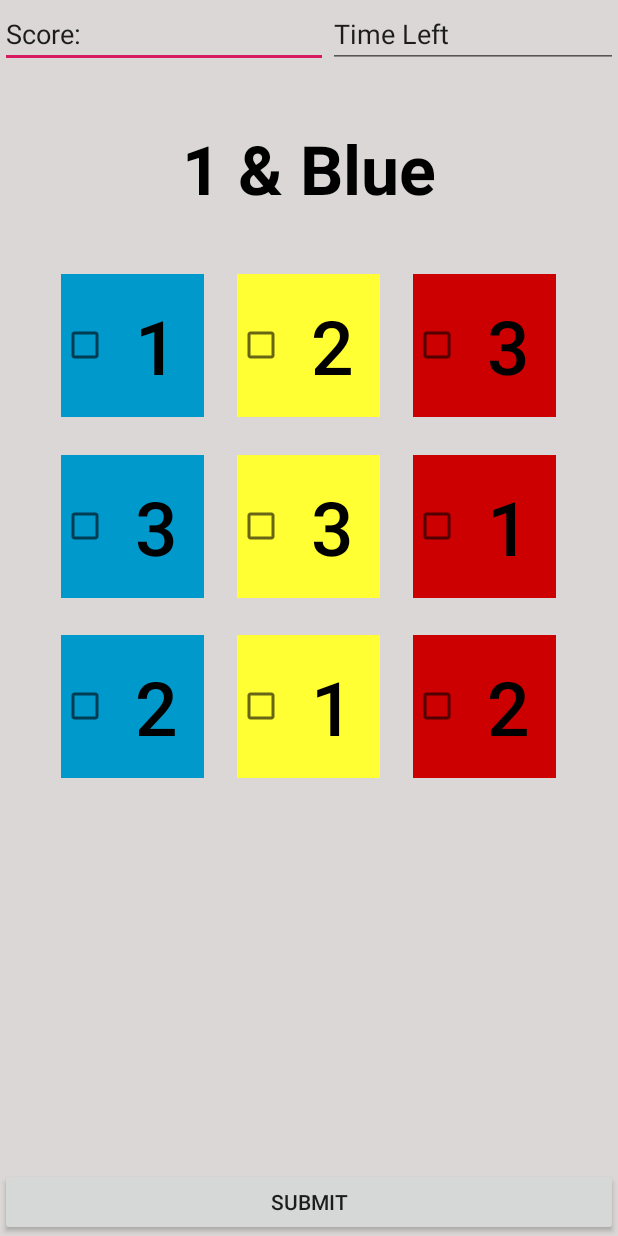
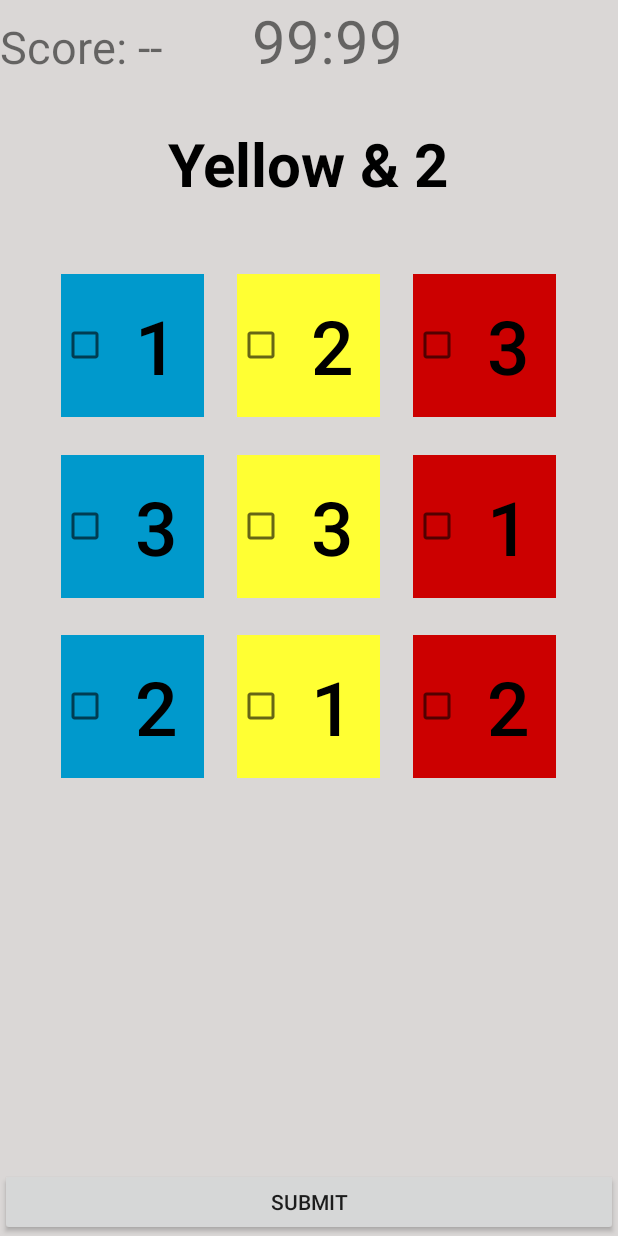
Before and after one commit to ayu5/BooleanLogiGame, an Android app: the P1testActivity screen opened directly, with no data from a screen before it, on a phone screen of 412 x 824 dp. Run offline under Robolectric (Android 15) with nearby library versions, the phone set to English and light mode, and no system bars.

```diff
--- a/app/src/main/java/com/example/bob60/booleanlogicgame/MainActivity.java
+++ b/app/src/main/java/com/example/bob60/booleanlogicgame/MainActivity.java
@@ -59,7 +59,7 @@ public class MainActivity extends AppCompatActivity {
     }
 
     private void startPractice() {
-        Intent intent = new Intent(MainActivity.this, PtestActivity.class);
+        Intent intent = new Intent(MainActivity.this, P1testActivity.class);
         startActivity(intent);
     }
 
--- a/app/src/main/java/com/example/bob60/booleanlogicgame/P1testActivity.java
+++ b/app/src/main/java/com/example/bob60/booleanlogicgame/P1testActivity.java
@@ -1,19 +1,144 @@
 package com.example.bob60.booleanlogicgame;
 
 import android.content.Intent;
+import android.content.res.ColorStateList;
+import android.graphics.Color;
+import android.os.CountDownTimer;
+import android.support.v4.view.GestureDetectorCompat;
 import android.support.v7.app.AppCompatActivity;
 import android.os.Bundle;
+import android.util.Log;
+import android.view.GestureDetector;
+import android.view.MotionEvent;
 import android.view.View;
 import android.widget.Button;
 import android.widget.CheckBox;
 import android.widget.CheckBox;
+import android.widget.TextView;
 
-public class P1testActivity extends AppCompatActivity {
+import org.w3c.dom.Text;
+
+import java.util.Locale;
+import java.util.Random;
+import java.util.Arrays;
+
+public class P1testActivity extends AppCompatActivity implements GestureDetector.OnGestureListener, GestureDetector.OnDoubleTapListener {
+
+    //public static final String MY_SCORE = "myScore";
+    //private static final long COUNTDOWN_IN_MILLIS = 10000;
+
+    //private TextView textViewScore;
+    //private TextView textViewCountDown;
+    //private int score;
+    private long backPressedTime;
+
+
+    //private ColorStateList textColorDefaultCd;
+    //private CountDownTimer countDownTimer;
+    //private long timeLeftInMillis = COUNTDOWN_IN_MILLIS;
+
+    protected String[][] boardStrings = new String[][] {
+            {"blue1", "yellow2", "red3"},
+            {"blue3", "yellow3", "red1"},
+            {"blue2", "yellow1", "red2"}};
+
+    private GestureDetectorCompat GestureDetect;
+    @Override
+    public boolean onDown(MotionEvent e) {
+        Log.i("a", "a");
+        return false;
+    }
+
+    @Override
+    public void onShowPress(MotionEvent e) {
+        Log.i("a", "a");
+    }
+
+    @Override
+    public boolean onSingleTapUp(MotionEvent e) {
+        Log.i("a", "a");
+        return false;
+    }
+
+    @Override
+    public boolean onScroll(MotionEvent e1, MotionEvent e2, float distanceX, float distanceY) {
+        Log.i("a", "a");
+        return false;
+    }
+
+    @Override
+    public void onLongPress(MotionEvent e) {
+        Log.i("a", "a");
+        advance();
+    }
+
+    @Override
+    public boolean onFling(MotionEvent e1, MotionEvent e2, float velocityX, float velocityY) {
+        Log.i("a", "a");
+        return false;
+    }
+
+    @Override
+    public boolean onSingleTapConfirmed(MotionEvent e) {
+        Log.i("a", "a");
+        return false;
+    }
+
+    @Override
+    public boolean onDoubleTap(MotionEvent e) {
+        Log.i("a", "a");
+        return false;
+    }
+
+    @Override
+    public boolean onDoubleTapEvent(MotionEvent e) {
+        Log.i("a", "a");
+        return false;
+    }
+
+    @Override
+    public boolean onTouchEvent(MotionEvent event) {
+        return super.onTouchEvent(event);
+    }
 
     @Override
     protected void onCreate(Bundle savedInstanceState) {
         super.onCreate(savedInstanceState);
         setContentView(R.layout.activity_p1test);
+
+        //textViewScore = findViewById(R.id.text_view_score);
+        //textViewCountDown = findViewById(R.id.text_view_countdown);
+
+        //textColorDefaultCd = textViewCountDown.getTextColors();
+
+
+        GestureDetect = new GestureDetectorCompat(this,this);
+        GestureDetect.setOnDoubleTapListener(this);
+
+
+
+        TextView questionText = findViewById(R.id.textView);
+
+        Random rand = new Random();
+        int questionNum = rand.nextInt(5);
+
+        Object[] input = Main2Activity.getQuestion(questionNum);
+        String question = (String) input[0];
+        String[] answers = (String[]) input[1];
+
+        final boolean[][] boolAnswers = new boolean[3][3];
+
+        for (int i = 0; i < boolAnswers.length; i++) {
+            for (int j = 0; j < boolAnswers[i].length; j++) {
+                for (String answer : answers) {
+                    if (answer.equals(boardStrings[i][j])) {
+                        boolAnswers[i][j] = true;
+                    }
+                }
+            }
+        }
+
+        questionText.setText(question);
 
         final CheckBox ans1 = findViewById(R.id.game_button1);
         final CheckBox ans2 = findViewById(R.id.game_button2);
@@ -25,35 +150,52 @@ public class P1testActivity extends AppCompatActivity {
         final CheckBox ans8 = findViewById(R.id.game_button8);
         final CheckBox ans9 = findViewById(R.id.game_button9);
 
+        //startCountDown();
+
+
         Button pressSubmit = findViewById(R.id.submit_answer);
         pressSubmit.setOnClickListener(new View.OnClickListener() {
             @Override
             public void onClick(View v) {
-                if (ans1.isChecked()
-                        && !ans2.isChecked()
-                        && !ans3.isChecked()
-                        && ans4.isChecked()
-                        && !ans5.isChecked()
-                        && !ans6.isChecked()
-                        && ans7.isChecked()
-                        && !ans8.isChecked()
-                        && !ans9.isChecked()) {
+                boolean[][] playerAnswers = {
+                        {ans1.isChecked(), ans2.isChecked(), ans3.isChecked()},
+                        {ans4.isChecked(), ans5.isChecked(), ans6.isChecked()},
+                        {ans7.isChecked(), ans8.isChecked(), ans9.isChecked()}};
+
+                //countDownTimer.cancel();
+
+                if (Arrays.deepEquals(playerAnswers, boolAnswers)) {
+                  //  score++;
+                    //textViewScore.setText("Score: " + score);
                     advance();
                 } else {
                     gameOver();
                 }
             }
         });
+
     }
 
     private void advance() {
-        Intent intent = new Intent(P1testActivity.this, Main2Activity.class);
+        finish();
+        Intent intent = new Intent(P1testActivity.this, P1testActivity.class);
         startActivity(intent);
     }
     private void gameOver() {
-        Intent intent = new Intent(P1testActivity.this, MainActivity.class);
-        startActivity(intent);
+        Intent resultIntent = new Intent();
+        //resultIntent.putExtra(MY_SCORE, score);
+        setResult(RESULT_OK, resultIntent);
+        finish();
     }
 
 
+
+    @Override
+    public void onBackPressed() {
+        if (backPressedTime + 2000 > System.currentTimeMillis()) {
+            gameOver();
+        }
+        backPressedTime = System.currentTimeMillis();
+    }
+
 }
--- a/app/src/main/res/layout/activity_p1test.xml
+++ b/app/src/main/res/layout/activity_p1test.xml
@@ -24,7 +24,7 @@
             android:layout_height="match_parent"
             android:text="@string/Question"
             android:textStyle="bold"
-            android:textSize="45sp"
+            android:textSize="40sp"
             android:textColor="@color/colorNumber"
             android:layout_marginTop="5dp"/>
     </LinearLayout>
@@ -36,27 +36,21 @@
         android:orientation="horizontal"
         app:layout_constraintTop_toTopOf="parent">
 
-        <EditText
-            android:id="@+id/editText2"
-            style="@style/Widget.AppCompat.EditText"
+        <TextView
+            android:id="@+id/text_view_score"
             android:layout_width="25dp"
             android:layout_height="wrap_content"
             android:layout_weight="1"
-            android:autofillHints=""
-            android:ems="10"
-            android:inputType="text|number"
-            android:text="@string/Score"
-            tools:targetApi="o" />
+            android:textSize="30dp"
+            android:text="Score: --"/>
 
-        <EditText
-            android:id="@+id/editText"
-            android:layout_width="0dp"
+        <TextView
+            android:id="@+id/text_view_countdown"
+            android:layout_width="wrap_content"
             android:layout_height="wrap_content"
             android:layout_weight="1"
-            android:autofillHints=""
-            android:ems="10"
-            android:inputType="text|number"
-            android:text="@string/Timer"
+            android:text="99:99"
+            android:textSize="40sp"
             tools:targetApi="o" />
     </LinearLayout>
 
```
